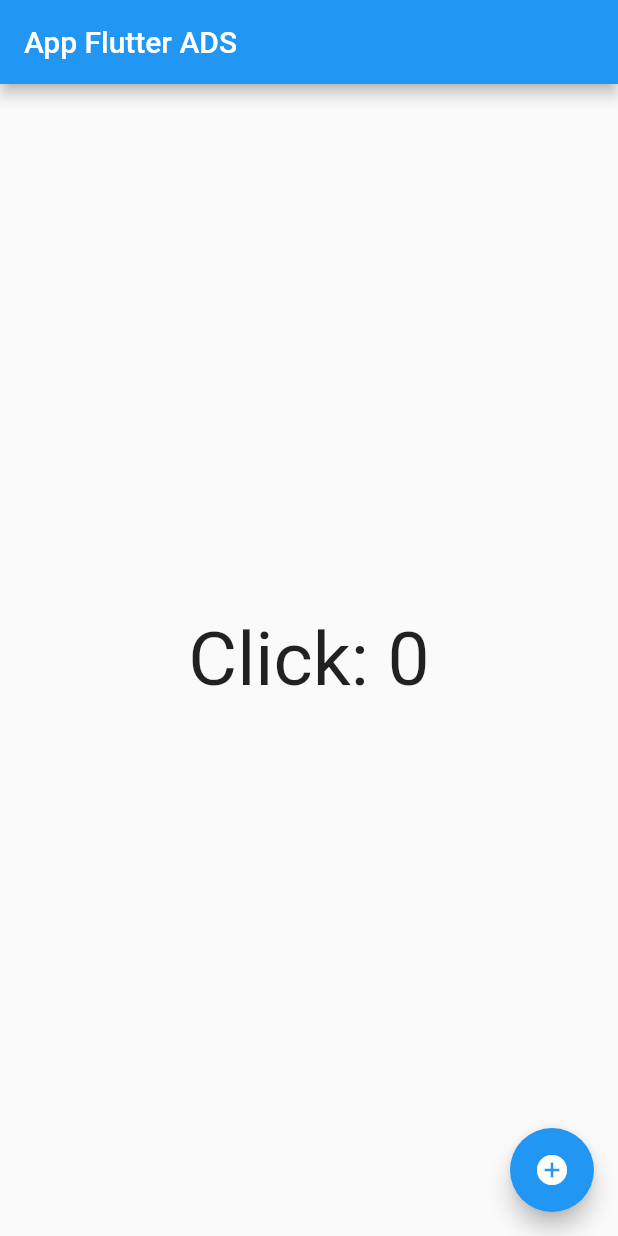
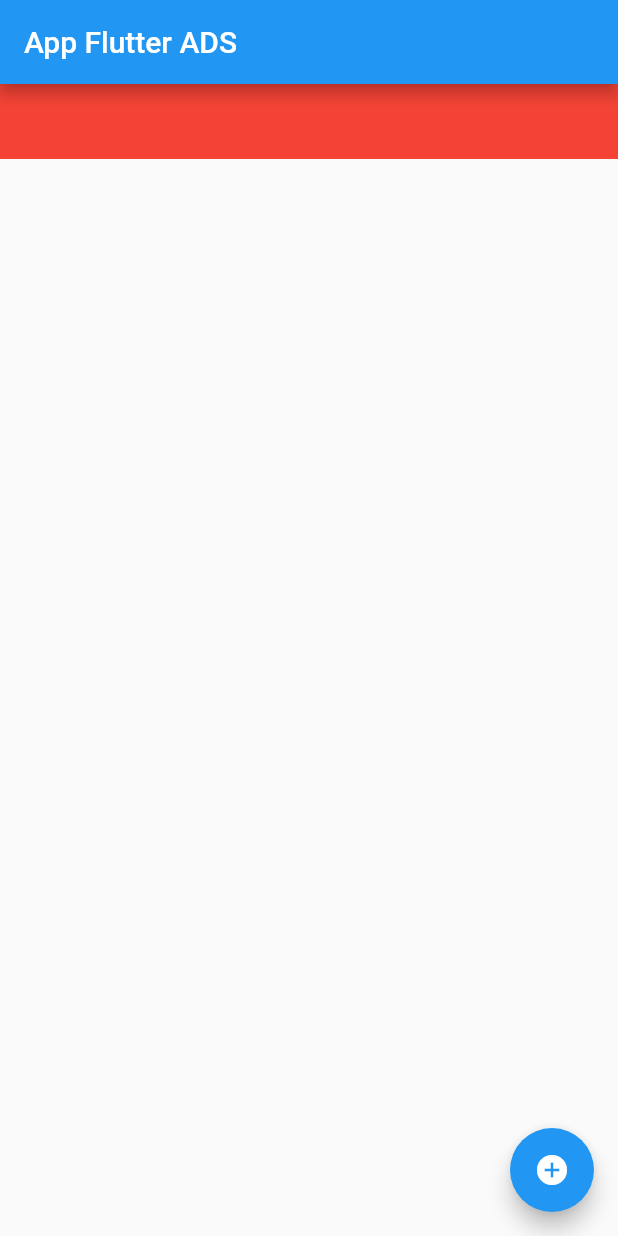
Before and after one commit to EisenGFonseca/Desenvolvimento-para-Dispositivos-M-veis, a Flutter app: the screen it shows after launch, on a phone screen of 412 x 824 dp. Run offline on Flutter 3.47's test engine with Material 2 defaults, Android fonts, the phone set to English and light mode, and no system bars.

Commit message:
Aula 1.6.1 - Render quadrado
Aula 1.6.1 - Render quadrado

```diff
--- a/Curso na pratica/ola_mundo/lib/home_page.dart
+++ b/Curso na pratica/ola_mundo/lib/home_page.dart
@@ -19,16 +19,11 @@ int counter = 0;
         "App Flutter ADS",
         )
       ),
-      body: Center(
-          child: GestureDetector(
-            child: Text('Click: $counter', style: TextStyle(fontSize: 50)),
-            onTap: (){
-              setState(() {
-                counter --;
-              });
-            }
-          )
-        ),
+      body: Container(
+        height: 50,
+        width: 500,
+        color: Colors.red,
+      ),
         floatingActionButton: FloatingActionButton(
           child: Icon(Icons.add_circle),
           onPressed: () {
```
